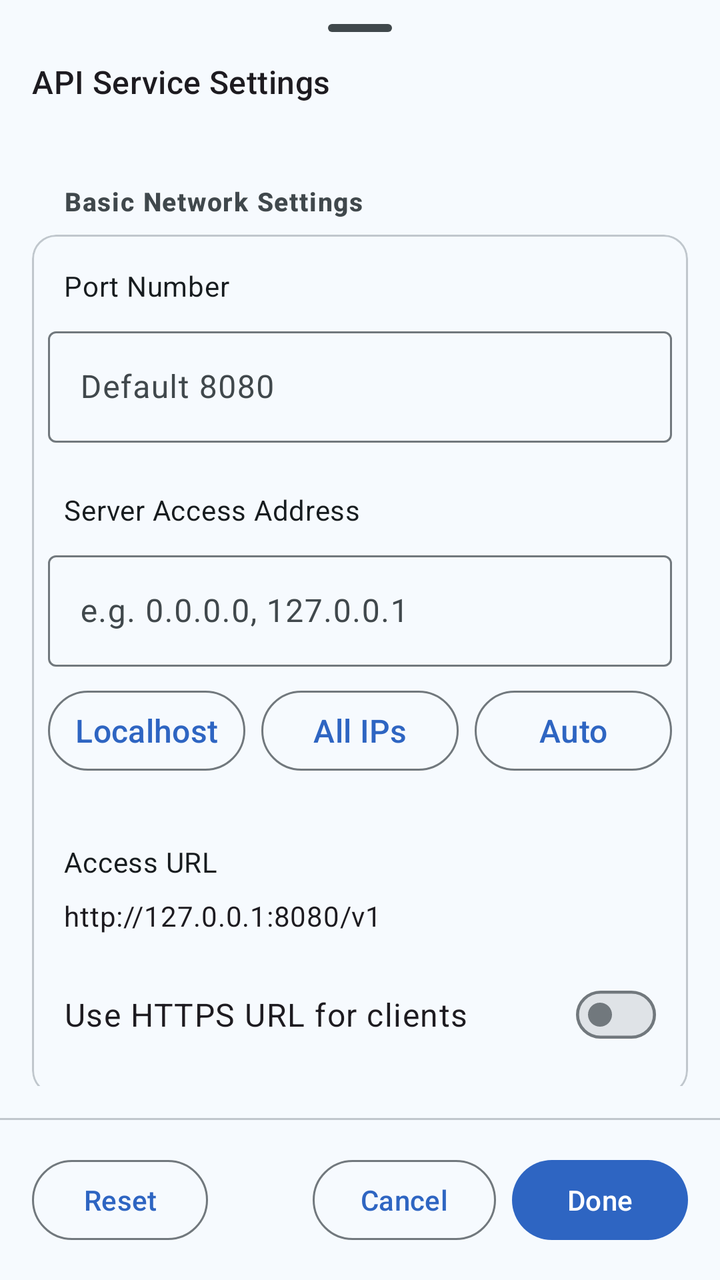
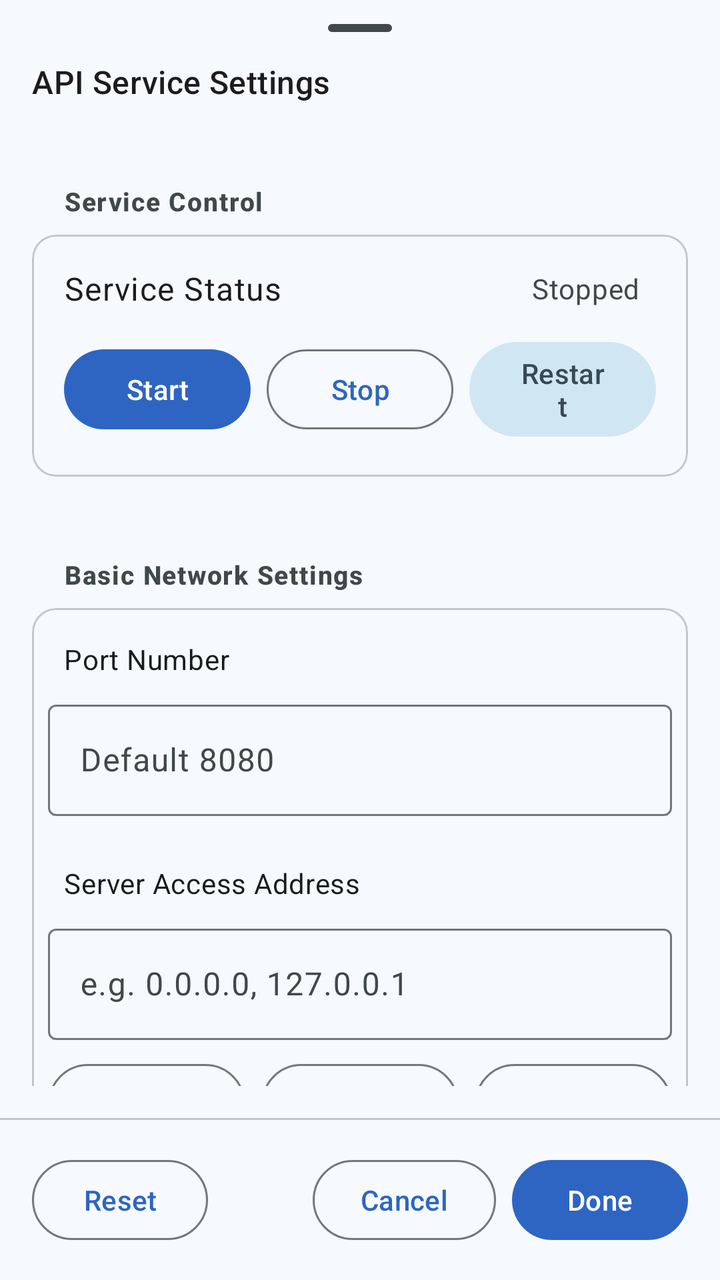

Screens rendered from an Android XML layout before and after an edit, with the pre-edit source and the edit as a unified diff.
<!-- AndroidManifest.xml: application theme AppTheme -->
<!-- res/layout/fragment_api_settings_sheet.xml -->
<?xml version="1.0" encoding="utf-8"?>
<RelativeLayout xmlns:android="http://schemas.android.com/apk/res/android"
    xmlns:app="http://schemas.android.com/apk/res-auto"
    xmlns:tools="http://schemas.android.com/tools"
    android:layout_width="match_parent"
    android:layout_height="match_parent">

    <com.google.android.material.bottomsheet.BottomSheetDragHandleView
        android:id="@+id/drag_handle"
        android:layout_width="match_parent"
        android:layout_height="wrap_content"
        tools:ignore="MissingConstraints" />

    <TextView
        android:id="@+id/sheet_title"
        android:layout_width="match_parent"
        android:layout_height="wrap_content"
        android:layout_marginStart="16dp"
        android:layout_marginTop="30dp"
        android:layout_marginEnd="16dp"
        android:layout_marginBottom="16dp"
        android:text="@string/api_settings_title"
        android:textAppearance="?attr/textAppearanceTitleMedium" />

    <LinearLayout
        android:id="@+id/button_bar_layout"
        android:layout_width="match_parent"
        android:layout_height="wrap_content"
        android:layout_alignParentBottom="true"
        android:orientation="horizontal"
        android:paddingStart="16dp"
        android:paddingTop="16dp"
        android:paddingEnd="16dp"
        android:paddingBottom="16dp">

        <com.google.android.material.button.MaterialButton
            android:id="@+id/button_reset"
            style="?attr/materialButtonOutlinedStyle"
            android:layout_width="wrap_content"
            android:layout_height="wrap_content"
            android:text="@string/reset" />

        <Space
            android:layout_width="0dp"
            android:layout_height="1dp"
            android:layout_weight="1" />

        <com.google.android.material.button.MaterialButton
            android:id="@+id/button_cancel"
            style="?attr/materialButtonOutlinedStyle"
            android:layout_width="wrap_content"
            android:layout_height="wrap_content"
            android:layout_marginEnd="8dp"
            android:text="@string/settings_cancel" />

        <com.google.android.material.button.MaterialButton
            android:id="@+id/button_save"
            style="@style/Widget.Material3.Button"
            android:layout_width="wrap_content"
            android:layout_height="wrap_content"
            android:text="@string/settings_done" />
    </LinearLayout>

    <com.google.android.material.divider.MaterialDivider
        android:id="@+id/divider_bottom"
        android:layout_width="match_parent"
        android:layout_height="wrap_content"
        android:layout_above="@id/button_bar_layout" />

    <androidx.core.widget.NestedScrollView
        android:id="@+id/settings_scroll_view"
        android:layout_width="match_parent"
        android:layout_height="match_parent"
        android:layout_above="@id/divider_bottom"
        android:layout_below="@id/sheet_title"
        android:layout_marginBottom="16dp"
        android:descendantFocusability="beforeDescendants"
        android:focusableInTouchMode="true">

        <LinearLayout
            android:layout_width="match_parent"
            android:layout_height="wrap_content"
            android:orientation="vertical"
            android:paddingLeft="8dp"
            android:paddingRight="8dp"
            android:paddingBottom="16dp">

            <TextView
                android:id="@+id/tv_section_network"
                style="@style/SettingsSectionHeader"
                android:text="@string/basic_network_settings"
                android:visibility="visible" />

            <com.google.android.material.card.MaterialCardView
                style="@style/SettingsSectionGroup"
                android:layout_width="match_parent"
                android:layout_height="wrap_content"
                android:layout_marginStart="8dp"
                android:layout_marginEnd="8dp"
                android:layout_marginBottom="16dp"
                android:paddingBottom="8dp">

                <LinearLayout
                    android:layout_width="match_parent"
                    android:layout_height="wrap_content"
                    android:orientation="vertical">

                    <TextView
                        android:id="@+id/label_port"
                        style="@style/SettingsRowLabel"
                        android:layout_width="wrap_content"
                        android:layout_marginStart="16dp"
                        android:layout_marginTop="16dp"
                        android:layout_weight="1"
                        android:text="@string/port_number" />

                    <com.google.android.material.textfield.TextInputLayout
                        android:id="@+id/layout_port"
                        android:layout_width="match_parent"
                        android:layout_height="wrap_content"
                        android:layout_margin="8dp"
                        android:hint="@string/default_8080">

                        <com.google.android.material.textfield.TextInputEditText
                            android:id="@+id/edit_port"
                            android:layout_width="match_parent"
                            android:layout_height="wrap_content"
                            android:inputType="number" />
                    </com.google.android.material.textfield.TextInputLayout>

                    <TextView
                        android:id="@+id/label_ip"
                        style="@style/SettingsRowLabel"
                        android:layout_width="wrap_content"
                        android:layout_marginStart="16dp"
                        android:layout_marginTop="16dp"
                        android:layout_weight="1"
                        android:text="@string/server_access_address" />

                    <com.google.android.material.textfield.TextInputLayout
                        android:id="@+id/layout_ip_address"
                        android:layout_width="match_parent"
                        android:layout_height="wrap_content"
                        android:layout_margin="8dp"
                        android:hint="@string/ip_hint">

                        <com.google.android.material.textfield.TextInputEditText
                            android:id="@+id/edit_ip_address"
                            android:layout_width="match_parent"
                            android:layout_height="wrap_content" />
                    </com.google.android.material.textfield.TextInputLayout>

                    
                    <LinearLayout
                        android:layout_width="match_parent"
                        android:layout_height="wrap_content"
                        android:layout_marginStart="8dp"
                        android:layout_marginEnd="8dp"
                        android:layout_marginBottom="16dp"
                        android:gravity="center"
                        android:orientation="horizontal">

                        <com.google.android.material.button.MaterialButton
                            android:id="@+id/btn_ip_localhost"
                            style="@style/Widget.Material3.Button.OutlinedButton"
                            android:layout_width="0dp"
                            android:layout_height="wrap_content"
                            android:layout_marginEnd="4dp"
                            android:layout_weight="1"
                            android:padding="4dp"
                            android:text="@string/local_loopback"
                            android:textSize="16sp" />

                        <com.google.android.material.button.MaterialButton
                            android:id="@+id/btn_ip_lan"
                            style="@style/Widget.Material3.Button.OutlinedButton"
                            android:layout_width="0dp"
                            android:layout_height="wrap_content"
                            android:layout_marginStart="4dp"
                            android:layout_marginEnd="4dp"
                            android:layout_weight="1"
                            android:padding="4dp"
                            android:text="@string/listen_all"
                            android:textSize="16sp" />

                        <com.google.android.material.button.MaterialButton
                            android:id="@+id/btn_ip_auto"
                            style="@style/Widget.Material3.Button.OutlinedButton"
                            android:layout_width="0dp"
                            android:layout_height="wrap_content"
                            android:layout_marginStart="4dp"
                            android:layout_weight="1"
                            android:padding="4dp"
                            android:text="@string/auto_detect"
                            android:textSize="16sp" />

                    </LinearLayout>

                    <TextView
                        android:id="@+id/label_access_url"
                        style="@style/SettingsRowLabel"
                        android:layout_width="wrap_content"
                        android:layout_marginStart="16dp"
                        android:layout_marginTop="16dp"
                        android:text="@string/access_url" />

                    <TextView
                        android:id="@+id/text_access_url"
                        android:layout_width="match_parent"
                        android:layout_height="wrap_content"
                        android:layout_marginStart="8dp"
                        android:layout_marginEnd="8dp"
                        android:layout_marginBottom="8dp"
                        android:background="?attr/selectableItemBackground"
                        android:padding="8dp"
                        android:text="http://127.0.0.1:8080/v1"
                        android:textAppearance="?attr/textAppearanceBodyMedium" />

                    <LinearLayout
                        android:layout_width="match_parent"
                        android:layout_height="wrap_content"
                        android:gravity="center_vertical"
                        android:orientation="horizontal"
                        android:paddingStart="16dp"
                        android:paddingEnd="16dp"
                        android:paddingBottom="16dp">

                        <TextView
                            android:layout_width="0dp"
                            android:layout_height="wrap_content"
                            android:layout_weight="1"
                            android:text="@string/use_https_url"
                            android:textAppearance="?attr/textAppearanceBodyLarge" />

                        <com.google.android.material.materialswitch.MaterialSwitch
                            android:id="@+id/switch_use_https_url"
                            android:layout_width="wrap_content"
                            android:layout_height="wrap_content" />

                    </LinearLayout>

                </LinearLayout>
            </com.google.android.material.card.MaterialCardView>


            <TextView
                style="@style/SettingsSectionHeader"
                android:text="@string/cors_settings"
                android:visibility="visible" />

            <com.google.android.material.card.MaterialCardView
                style="@style/SettingsSectionGroup"
                android:layout_width="match_parent"
                android:layout_height="wrap_content"
                android:layout_marginStart="8dp"
                android:layout_marginEnd="8dp"
                android:layout_marginBottom="16dp"
                android:visibility="visible">

                <LinearLayout
                    android:layout_width="match_parent"
                    android:layout_height="wrap_content"
                    android:orientation="vertical">

                    <LinearLayout
                        android:layout_width="match_parent"
                        android:layout_height="wrap_content"
                        android:gravity="center_vertical"
                        android:orientation="horizontal"
                        android:padding="16dp">

                        <TextView
                            android:layout_width="0dp"
                            android:layout_height="wrap_content"
                            android:layout_weight="1"
                            android:text="@string/enable_cors"
                            android:textAppearance="?attr/textAppearanceBodyLarge" />

                        <com.google.android.material.materialswitch.MaterialSwitch
                            android:id="@+id/switch_cors"
                            android:layout_width="wrap_content"
                            android:layout_height="wrap_content" />

                    </LinearLayout>

                    <com.google.android.material.textfield.TextInputLayout
                        android:id="@+id/layout_cors_origins"
                        android:layout_width="match_parent"
                        android:layout_height="wrap_content"
                        android:layout_margin="8dp"
                        android:layout_marginBottom="16dp"
                        android:hint="@string/default_allow_all_origins"
                        android:visibility="gone">

                        <com.google.android.material.textfield.TextInputEditText
                            android:id="@+id/edit_cors_origins"
                            android:layout_width="match_parent"
                            android:layout_height="wrap_content" />
                    </com.google.android.material.textfield.TextInputLayout>

                </LinearLayout>
            </com.google.android.material.card.MaterialCardView>

            <TextView
                style="@style/SettingsSectionHeader"
                android:text="@string/auth_settings"
                android:visibility="visible" />

            <com.google.android.material.card.MaterialCardView
                style="@style/SettingsSectionGroup"
                android:layout_width="match_parent"
                android:layout_height="wrap_content"
                android:layout_marginStart="8dp"
                android:layout_marginEnd="8dp"
                android:layout_marginBottom="16dp"
                android:visibility="visible">

                <LinearLayout
                    android:layout_width="match_parent"
                    android:layout_height="wrap_content"
                    android:orientation="vertical">

                    <LinearLayout
                        android:layout_width="match_parent"
                        android:layout_height="wrap_content"
                        android:gravity="center_vertical"
                        android:orientation="horizontal"
                        android:padding="16dp">

                        <TextView
                            android:layout_width="0dp"
                            android:layout_height="wrap_content"
                            android:layout_weight="1"
                            android:text="@string/enable_api_key_auth"
                            android:textAppearance="?attr/textAppearanceBodyLarge" />

                        <com.google.android.material.materialswitch.MaterialSwitch
                            android:id="@+id/switch_auth"
                            android:layout_width="wrap_content"
                            android:layout_height="wrap_content"
                            android:checked="true" />

                    </LinearLayout>

                    <com.google.android.material.textfield.TextInputLayout
                        android:id="@+id/layout_api_key"
                        android:layout_width="match_parent"
                        android:layout_height="wrap_content"
                        android:layout_margin="8dp"
                        android:layout_marginBottom="16dp"
                        android:hint="@string/api_key"
                        android:visibility="visible">

                        <com.google.android.material.textfield.TextInputEditText
                            android:id="@+id/edit_api_key"
                            android:layout_width="match_parent"
                            android:layout_height="wrap_content"
                            android:inputType="text" />
                    </com.google.android.material.textfield.TextInputLayout>

                </LinearLayout>
            </com.google.android.material.card.MaterialCardView>

        </LinearLayout>

    </androidx.core.widget.NestedScrollView>

</RelativeLayout>
<!-- resources referenced by this layout -->
<resources>
  <string name="access_url">Access URL</string>
  <string name="api_key">API Key</string>
  <string name="auth_settings">Authentication</string>
  <string name="auto_detect">Auto</string>
  <string name="cors_settings">CORS Settings</string>
  <string name="default_8080">Default 8080</string>
  <string name="enable_cors">Enable CORS</string>
  <string name="ip_hint">e.g. 0.0.0.0, 127.0.0.1</string>
  <string name="listen_all">All IPs</string>
  <string name="local_loopback">Localhost</string>
  <string name="port_number">Port Number</string>
  <string name="reset">Reset</string>
  <string name="settings_cancel">Cancel</string>
  <string name="settings_done">Done</string>
  <color name="md_theme_primary">#2E65C2</color>
  <color name="md_theme_onPrimary">#FFFFFF</color>
  <color name="md_theme_primaryContainer">#e8f0fe</color>
  <color name="md_theme_onPrimaryContainer">#2f4578</color>
  <color name="md_theme_secondary">#4D616C</color>
  <color name="md_theme_onSecondary">#FFFFFF</color>
  <color name="md_theme_secondaryContainer">#D1E6F3</color>
  <color name="md_theme_onSecondaryContainer">#364954</color>
  <color name="md_theme_tertiary">#5F5A7D</color>
  <color name="md_theme_onTertiary">#FFFFFF</color>
  <color name="md_theme_tertiaryContainer">#E5DEFF</color>
  <color name="md_theme_onTertiaryContainer">#474364</color>
  <color name="md_theme_error">#BA1A1A</color>
  <color name="md_theme_onError">#FFFFFF</color>
  <color name="md_theme_errorContainer">#FFDAD6</color>
  <color name="md_theme_onErrorContainer">#93000A</color>
  <color name="md_theme_surface">#F6FAFE</color>
  <color name="md_theme_onBackground">#171C1F</color>
  <color name="md_theme_onSurface">#171C1F</color>
  <color name="md_theme_surfaceVariant">#DCE3E9</color>
  <color name="md_theme_onSurfaceVariant">#40484C</color>
  <color name="md_theme_outline">#71787D</color>
  <color name="md_theme_outlineVariant">#C0C7CD</color>
  <color name="md_theme_inverseSurface">#2C3134</color>
  <color name="md_theme_inverseOnSurface">#EDF1F5</color>
  <color name="md_theme_inversePrimary">#8ECFF2</color>
  <color name="md_theme_primaryFixed">#C1E8FF</color>
  <color name="md_theme_onPrimaryFixed">#001E2B</color>
  <color name="md_theme_primaryFixedDim">#8ECFF2</color>
  <color name="md_theme_onPrimaryFixedVariant">#004D67</color>
  <color name="md_theme_secondaryFixed">#D1E6F3</color>
  <color name="md_theme_onSecondaryFixed">#091E28</color>
  <color name="md_theme_secondaryFixedDim">#B5C9D7</color>
  <color name="md_theme_tertiaryFixed">#E5DEFF</color>
  <color name="md_theme_onTertiaryFixed">#1B1736</color>
  <color name="md_theme_tertiaryFixedDim">#C8C2EA</color>
  <color name="md_theme_surfaceDim">#D6DADE</color>
  <color name="md_theme_surfaceBright">#F6FAFE</color>
  <color name="md_theme_surfaceContainerLow">#F0F4F8</color>
  <color name="md_theme_surfaceContainer">#EAEEF2</color>
  <color name="md_theme_surfaceContainerHigh">#E5E9ED</color>
  <color name="colorCustomColor1">#166683</color>
  <color name="colorOnCustomColor1">#FFFFFF</color>
  <color name="colorCustomColor1Container">#C0E8FF</color>
  <color name="colorOnCustomColor1Container">#004D66</color>
  <color name="accentColor">#4252B6</color>
  <!-- unchanged entries left out for length: 15 -->
</resources>

<!-- the commit's change to res/layout/fragment_api_settings_sheet.xml (unified diff, before → after) -->
@@ -86,6 +86,84 @@
             android:paddingBottom="16dp">
 
             <TextView
+                android:id="@+id/tv_section_service"
+                style="@style/SettingsSectionHeader"
+                android:text="@string/api_service_control"
+                android:visibility="visible" />
+
+            <com.google.android.material.card.MaterialCardView
+                style="@style/SettingsSectionGroup"
+                android:layout_width="match_parent"
+                android:layout_height="wrap_content"
+                android:layout_marginStart="8dp"
+                android:layout_marginEnd="8dp"
+                android:layout_marginBottom="16dp">
+
+                <LinearLayout
+                    android:layout_width="match_parent"
+                    android:layout_height="wrap_content"
+                    android:orientation="vertical"
+                    android:padding="16dp">
+
+                    <LinearLayout
+                        android:layout_width="match_parent"
+                        android:layout_height="wrap_content"
+                        android:gravity="center_vertical"
+                        android:orientation="horizontal"
+                        android:layout_marginBottom="12dp">
+
+                        <TextView
+                            android:layout_width="0dp"
+                            android:layout_height="wrap_content"
+                            android:layout_weight="1"
+                            android:text="@string/api_service_status"
+                            android:textAppearance="?attr/textAppearanceBodyLarge" />
+
+                        <TextView
+                            android:id="@+id/tv_service_status"
+                            style="@style/SettingsRowValue"
+                            android:text="@string/api_service_stopped" />
+                    </LinearLayout>
+
+                    <LinearLayout
+                        android:layout_width="match_parent"
+                        android:layout_height="wrap_content"
+                        android:gravity="center"
+                        android:orientation="horizontal">
+
+                        <com.google.android.material.button.MaterialButton
+                            android:id="@+id/btn_service_start"
+                            style="@style/Widget.Material3.Button"
+                            android:layout_width="0dp"
+                            android:layout_height="wrap_content"
+                            android:layout_marginEnd="4dp"
+                            android:layout_weight="1"
+                            android:text="@string/api_service_start" />
+
+                        <com.google.android.material.button.MaterialButton
+                            android:id="@+id/btn_service_stop"
+                            style="@style/Widget.Material3.Button.OutlinedButton"
+                            android:layout_width="0dp"
+                            android:layout_height="wrap_content"
+                            android:layout_marginStart="4dp"
+                            android:layout_marginEnd="4dp"
+                            android:layout_weight="1"
+                            android:text="@string/api_service_stop" />
+
+                        <com.google.android.material.button.MaterialButton
+                            android:id="@+id/btn_service_restart"
+                            style="@style/Widget.Material3.Button.TonalButton"
+                            android:layout_width="0dp"
+                            android:layout_height="wrap_content"
+                            android:layout_marginStart="4dp"
+                            android:layout_weight="1"
+                            android:text="@string/api_service_restart" />
+                    </LinearLayout>
+
+                </LinearLayout>
+            </com.google.android.material.card.MaterialCardView>
+
+            <TextView
                 android:id="@+id/tv_section_network"
                 style="@style/SettingsSectionHeader"
                 android:text="@string/basic_network_settings"
<!-- resource entries referenced after the edit -->
@@ -2,6 +2,12 @@
 <resources>
   <string name="access_url">Access URL</string>
   <string name="api_key">API Key</string>
+  <string name="api_service_control">Service Control</string>
+  <string name="api_service_restart">Restart</string>
+  <string name="api_service_start">Start</string>
+  <string name="api_service_status">Service Status</string>
+  <string name="api_service_stop">Stop</string>
+  <string name="api_service_stopped">Stopped</string>
   <string name="auth_settings">Authentication</string>
   <string name="auto_detect">Auto</string>
   <string name="cors_settings">CORS Settings</string>
@@ -14,6 +20,13 @@
   <string name="reset">Reset</string>
   <string name="settings_cancel">Cancel</string>
   <string name="settings_done">Done</string>
+  <style name="SettingsRowValue" parent="Widget.MaterialComponents.TextView">
+          <item name="android:layout_width">wrap_content</item>
+          <item name="android:layout_height">wrap_content</item>
+          <item name="android:textAppearance">?attr/textAppearanceBodyMedium</item>
+          <item name="android:textColor">?attr/colorOnSurfaceVariant</item>
+          <item name="android:layout_marginEnd">8dp</item>
+      </style>
   <color name="md_theme_primary">#2E65C2</color>
   <color name="md_theme_onPrimary">#FFFFFF</color>
   <color name="md_theme_primaryContainer">#e8f0fe</color>
